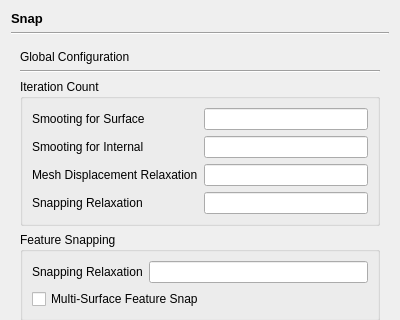
Old version of the form baramMesh/view/snap/snap_page.ui in the repository nextfoam/baram; both pictures show x 0 to 400 and y 0 to 320 of the 400 by 489 pixel window.
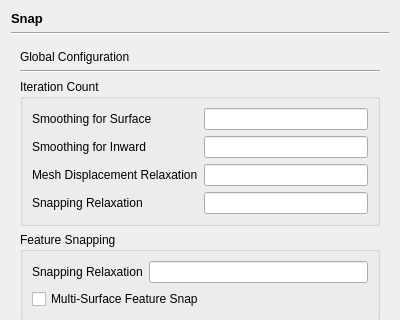
New version of the form.

Patch:
```diff
--- a/baramMesh/view/snap/snap_page.ui
+++ b/baramMesh/view/snap/snap_page.ui
@@ -60,7 +60,7 @@
          <item row="0" column="0">
           <widget class="QLabel" name="label_2">
            <property name="text">
-            <string>Smooting for Surface</string>
+            <string>Smoothing for Surface</string>
            </property>
           </widget>
          </item>
@@ -70,7 +70,7 @@
          <item row="1" column="0">
           <widget class="QLabel" name="label_3">
            <property name="text">
-            <string>Smooting for Internal</string>
+            <string>Smoothing for Inward</string>
            </property>
           </widget>
          </item>
```
